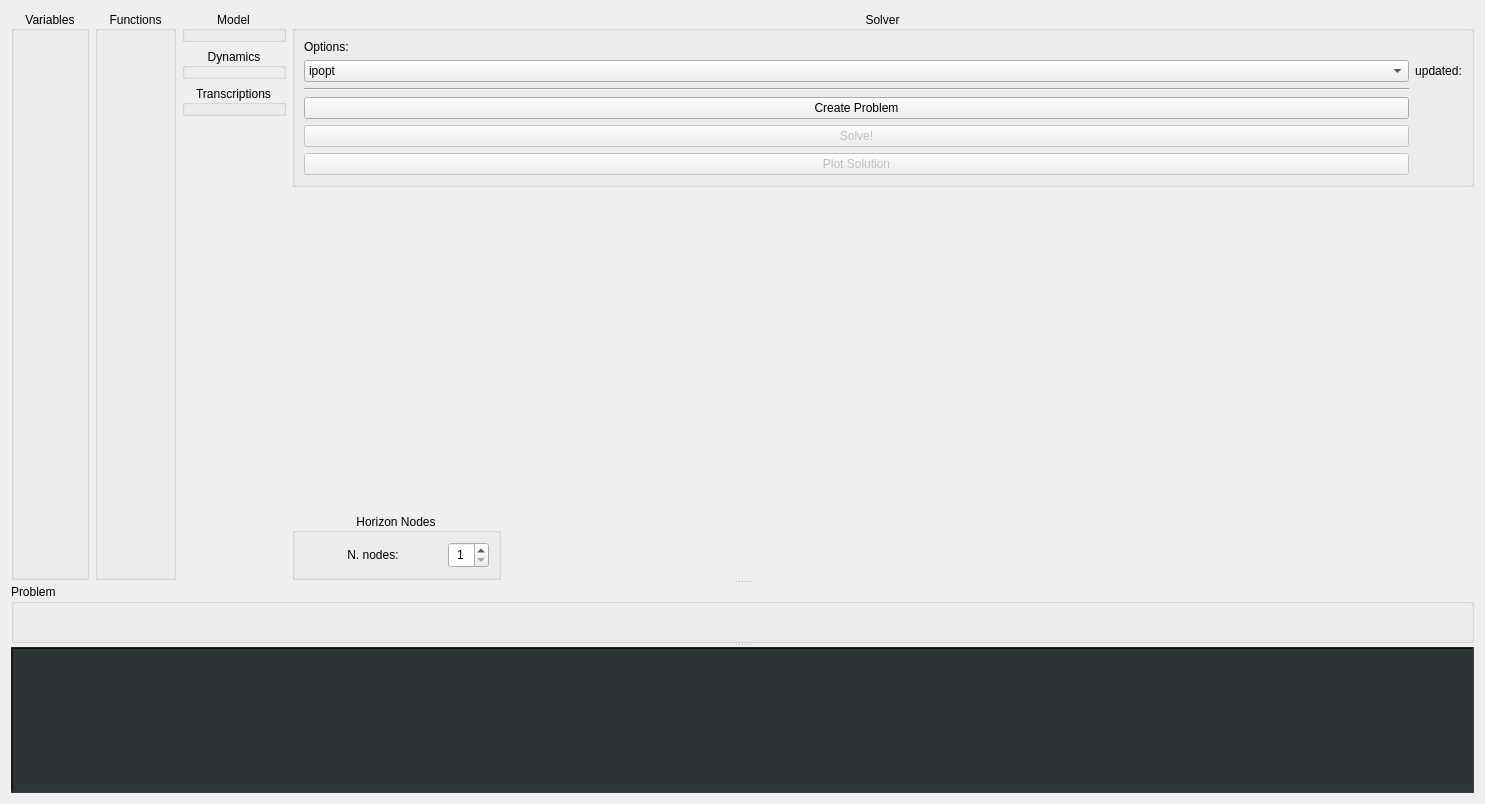
First picture: the form in horizon_gui/ui/widget1.ui, repository FrancescoRuscelli/horizon, before the edit.
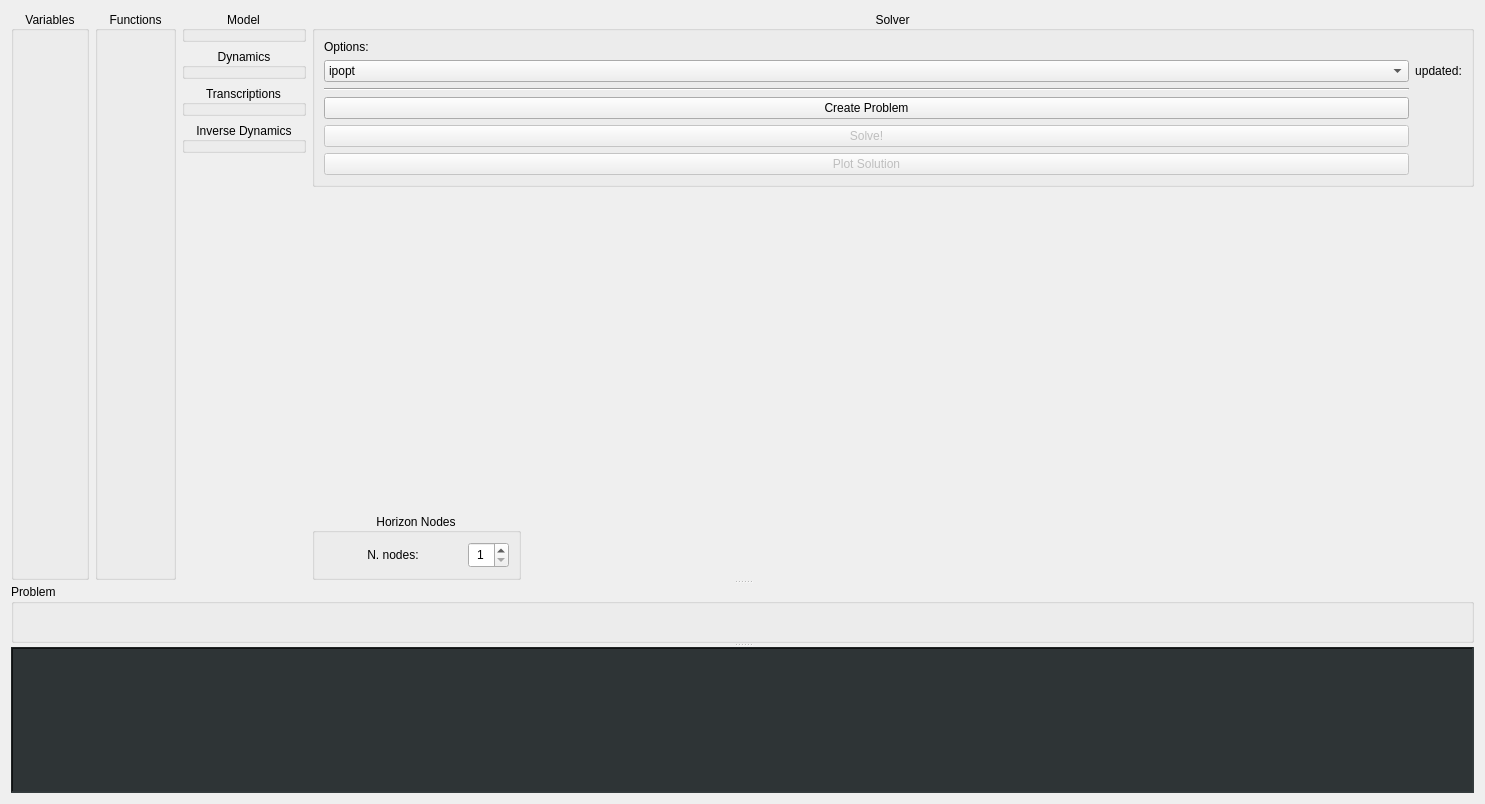
Second picture: the form after the edit. Icons and pictures are not drawn. Custom widgets are drawn as their Qt base class.

Diff of the .ui file:
```diff
--- a/horizon_gui/ui/widget1.ui
+++ b/horizon_gui/ui/widget1.ui
@@ -115,6 +115,16 @@
            </property>
           </widget>
          </item>
+         <item>
+          <widget class="QGroupBox" name="IDBox">
+           <property name="title">
+            <string>Inverse Dynamics</string>
+           </property>
+           <property name="alignment">
+            <set>Qt::AlignCenter</set>
+           </property>
+          </widget>
+         </item>
          <item>
           <spacer name="verticalSpacer_4">
            <property name="orientation">
```
